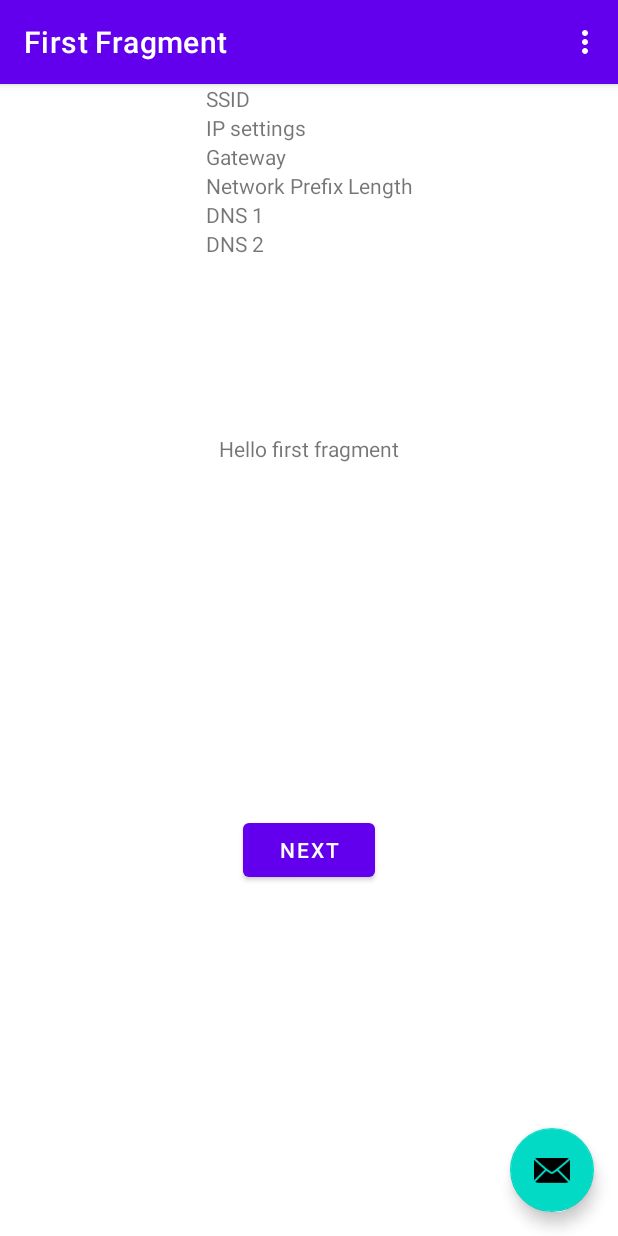
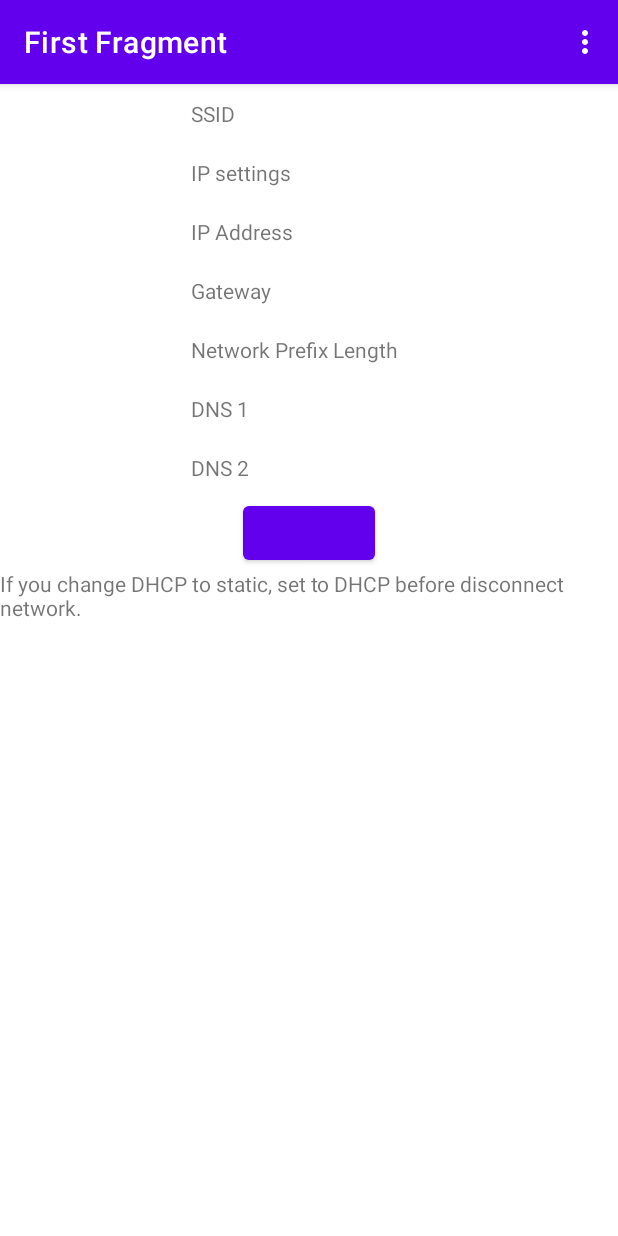
Before and after one commit to rutilicus/WifiDHCPInfoCopy, an Android app: the screen it shows after launch (MainActivity), on a phone screen of 412 x 824 dp. Run offline under Robolectric (Android 15) with nearby library versions, the phone set to English and light mode, and no system bars; our stand-ins replace navigation-ui.

Commit message:
とりあえずstatic→DHCPへの変更を作ってみたけど動かない、Android MからWifiConfigurationの変更が自己で作成したインスタンスでないとできないらしい

```diff
--- a/app/src/main/AndroidManifest.xml
+++ b/app/src/main/AndroidManifest.xml
@@ -7,6 +7,7 @@
     <uses-permission android:name="android.permission.ACCESS_COARSE_LOCATION"/>
     <uses-permission android:name="android.permission.ACCESS_NETWORK_STATE"/>
     <uses-permission android:name="android.permission.ACCESS_WIFI_STATE"/>
+    <uses-permission android:name="android.permission.CHANGE_WIFI_STATE"/>
     <uses-permission android:name="android.permission.INTERNET" />
 
     <application
--- a/app/src/main/java/com/example/wifi_dhcp_dns_changer/MainActivity.kt
+++ b/app/src/main/java/com/example/wifi_dhcp_dns_changer/MainActivity.kt
@@ -3,7 +3,6 @@ package com.example.wifi_dhcp_dns_changer
 import android.Manifest.permission.ACCESS_FINE_LOCATION
 import android.content.pm.PackageManager
 import android.os.Bundle
-import com.google.android.material.snackbar.Snackbar
 import androidx.appcompat.app.AppCompatActivity
 import androidx.navigation.findNavController
 import androidx.navigation.ui.AppBarConfiguration
@@ -37,10 +36,6 @@ class MainActivity : AppCompatActivity() {
         appBarConfiguration = AppBarConfiguration(navController.graph)
         setupActionBarWithNavController(navController, appBarConfiguration)
 
-        binding.fab.setOnClickListener { view ->
-            Snackbar.make(view, "Replace with your own action", Snackbar.LENGTH_LONG)
-                .setAction("Action", null).show()
-        }
     }
 
     override fun onCreateOptionsMenu(menu: Menu): Boolean {
--- a/app/src/main/res/layout/activity_main.xml
+++ b/app/src/main/res/layout/activity_main.xml
@@ -23,13 +23,4 @@
 
     <include layout="@layout/content_main"/>
 
-    <com.google.android.material.floatingactionbutton.FloatingActionButton
-            android:id="@+id/fab"
-            android:layout_width="wrap_content"
-            android:layout_height="wrap_content"
-            android:layout_gravity="bottom|end"
-            android:layout_marginEnd="@dimen/fab_margin"
-            android:layout_marginBottom="16dp"
-            app:srcCompat="@android:drawable/ic_dialog_email"/>
-
 </androidx.coordinatorlayout.widget.CoordinatorLayout>
--- a/app/src/main/res/layout/fragment_first.xml
+++ b/app/src/main/res/layout/fragment_first.xml
@@ -8,55 +8,54 @@
         tools:context=".FirstFragment">
 
     <TableLayout
+            android:id="@+id/table_wifi_info"
             android:layout_width="wrap_content"
             android:layout_height="wrap_content"
             app:layout_constraintTop_toTopOf="parent"
             app:layout_constraintStart_toStartOf="parent"
             app:layout_constraintEnd_toEndOf="parent">
         <TableRow>
-            <TextView android:text="@string/ssid"/>
-            <TextView android:id="@+id/textview_ssid"/>
+            <TextView android:text="@string/ssid" android:layout_margin="10dp"/>
+            <TextView android:id="@+id/textview_ssid" android:layout_margin="10dp"/>
         </TableRow>
         <TableRow>
-            <TextView android:text="@string/ip_setting"/>
-            <TextView android:id="@+id/textview_ip_setting"/>
+            <TextView android:text="@string/ip_setting" android:layout_margin="10dp"/>
+            <TextView android:id="@+id/textview_ip_setting" android:layout_margin="10dp"/>
         </TableRow>
         <TableRow>
-            <TextView android:text="@string/gateway"/>
-            <TextView android:id="@+id/textview_gateway"/>
+            <TextView android:text="@string/ip_address" android:layout_margin="10dp"/>
+            <TextView android:id="@+id/textview_ip_address" android:layout_margin="10dp"/>
         </TableRow>
         <TableRow>
-            <TextView android:text="@string/network_prefix_length"/>
-            <TextView android:id="@+id/textview_network_prefix_length"/>
+            <TextView android:text="@string/gateway" android:layout_margin="10dp"/>
+            <TextView android:id="@+id/textview_gateway" android:layout_margin="10dp"/>
         </TableRow>
         <TableRow>
-            <TextView android:text="@string/dns_1"/>
-            <TextView android:id="@+id/textview_dns_1"/>
+            <TextView android:text="@string/network_prefix_length" android:layout_margin="10dp"/>
+            <TextView android:id="@+id/textview_network_prefix_length" android:layout_margin="10dp"/>
         </TableRow>
         <TableRow>
-            <TextView android:text="@string/dns_2"/>
-            <TextView android:id="@+id/textview_dns_2"/>
+            <TextView android:text="@string/dns_1" android:layout_margin="10dp"/>
+            <TextView android:id="@+id/textview_dns_1" android:layout_margin="10dp"/>
+        </TableRow>
+        <TableRow>
+            <TextView android:text="@string/dns_2" android:layout_margin="10dp"/>
+            <TextView android:id="@+id/textview_dns_2" android:layout_margin="10dp"/>
         </TableRow>
     </TableLayout>
+    <Button
+            android:id="@+id/button_setting_change"
+            android:layout_height="wrap_content"
+            android:layout_width="wrap_content"
+            app:layout_constraintTop_toBottomOf="@+id/table_wifi_info"
+            app:layout_constraintStart_toStartOf="parent"
+            app:layout_constraintEnd_toEndOf="parent">
+    </Button>
     <TextView
-            android:id="@+id/textview_first"
+            android:text="@string/setting_notice"
             android:layout_width="wrap_content"
             android:layout_height="wrap_content"
-            android:text="@string/hello_first_fragment"
-            app:layout_constraintTop_toTopOf="parent"
+            app:layout_constraintTop_toBottomOf="@id/button_setting_change"
             app:layout_constraintStart_toStartOf="parent"
-            app:layout_constraintEnd_toEndOf="parent"
-            app:layout_constraintBottom_toTopOf="@id/button_first"
-    />
-
-    <Button
-            android:id="@+id/button_first"
-            android:layout_width="wrap_content"
-            android:layout_height="wrap_content"
-            android:text="@string/next"
-            app:layout_constraintTop_toBottomOf="@id/textview_first"
-            app:layout_constraintStart_toStartOf="parent"
-            app:layout_constraintEnd_toEndOf="parent"
-            app:layout_constraintBottom_toBottomOf="parent"
-    />
+            app:layout_constraintEnd_toEndOf="parent"/>
 </androidx.constraintlayout.widget.ConstraintLayout>
--- a/app/src/main/res/values/strings.xml
+++ b/app/src/main/res/values/strings.xml
@@ -12,10 +12,14 @@
 
     <string name="ssid">SSID</string>
     <string name="ip_setting">IP settings</string>
+    <string name="ip_address">IP Address</string>
     <string name="gateway">Gateway</string>
     <string name="network_prefix_length">Network Prefix Length</string>
     <string name="dns_1">DNS 1</string>
     <string name="dns_2">DNS 2</string>
     <string name="config_dhcp">DHCP</string>
     <string name="config_static">STATIC</string>
+    <string name="setting_notice">If you change DHCP to static, set to DHCP before disconnect network.</string>
+    <string name="set_dhcp">Set to DHCP</string>
+    <string name="set_dns_server_static">Set DNS Server and static</string>
 </resources>
```
Also changed, not shown: app/src/main/java/com/example/wifi_dhcp_dns_changer/FirstFragment.kt (+67 -17 lines).
